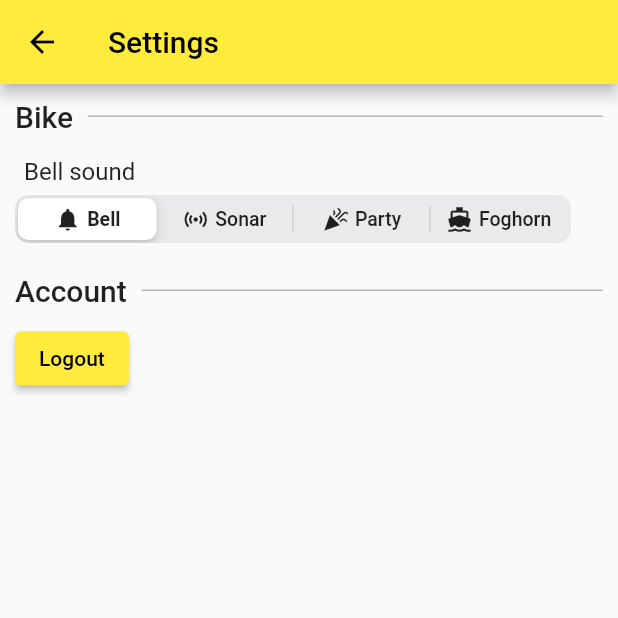
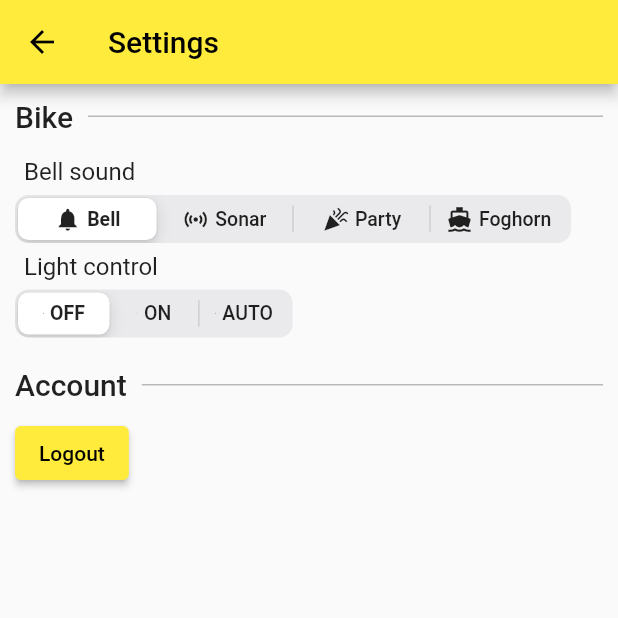
Before and after one commit to mjarkk/vanmoof-web-controller, a Flutter app: the Settings screen opened directly with empty values, on a phone screen of 412 x 824 dp, the top half of it. Run offline on Flutter 3.47's test engine with Material 2 defaults, Android fonts, the phone set to English and light mode, and no system bars; drawn by our look-alikes of modal_bottom_sheet; our stand-ins replace dio, email_validator, flutter_blue_plus, flutter_secure_storage, hex, hive and 1 more; missing offline and left inert: animated_fractionally_sized_box, pointycastle; accounts and stored records are empty.

Commit message:
Why don't you work... :!

```diff
--- a/app/lib/bike/bike.dart
+++ b/app/lib/bike/bike.dart
@@ -19,7 +19,8 @@ class Bike {
         lock = BikeLockState(),
         battery = BikeBatteryState(),
         info = BikeInfo(),
-        bell = BikeBellState();
+        bell = BikeBellState(),
+        light = BikeLightState();
 
   @HiveField(0)
   final int id;
@@ -49,6 +50,7 @@ class Bike {
   final BikeBatteryState battery;
   final BikeInfo info;
   final BikeBellState bell;
+  final BikeLightState light;
 
   List<String> get bluetoothName {
     final bleNameSuffix = macAddress.replaceAll(':', '');
@@ -92,6 +94,7 @@ abstract class BikeConnection {
   Future<SpeedLimit> setSpeedLimit(SpeedLimit speedLimit);
   Future<PowerLevel> setPowerLvl(PowerLevel lvl);
   Future<BellSound> setBellSound(BellSound sound);
+  Future<LightState> setLightState(LightState state);
   Future<void> unlock();
 }
 
@@ -100,6 +103,8 @@ enum SpeedLimit { jp, eu, us, noLimit }
 enum PowerLevel { off, first, second, third, fourth, max }
 
 enum BellSound { bell, sonar, party, foghorn }
+
+enum LightState { off, on, auto }
 
 List<SpeedLimit> speedLimits(bool debugPowerLevelAvailable) {
   final resp = [
@@ -152,9 +157,24 @@ Map<BellSound, String> bellSoundsToString = {
   BellSound.foghorn: 'Foghorn',
 };
 
+Map<LightState, String> lightStatesToString = {
+  LightState.off: 'OFF',
+  LightState.on: 'ON',
+  LightState.auto: 'AUTO',
+};
+
 IconData bellIcon(BellSound sound) => <BellSound, IconData>{
       BellSound.bell: Icons.notifications,
       BellSound.sonar: Icons.sensors,
       BellSound.party: Icons.celebration,
       BellSound.foghorn: Icons.directions_boat,
     }[sound]!;
+
+IconData lightIcon(LightState state) => <LightState, IconData>{
+      // LightState.off: Icons.lightbulb_outline,
+      // LightState.on: Icons.lightbulb_on,
+      // LightState.auto: Icons.lightbulb_outline,
+      LightState.off: Icons.notifications,
+      LightState.on: Icons.sensors,
+      LightState.auto: Icons.celebration,
+    }[state]!;
--- a/app/lib/bike/dummy.dart
+++ b/app/lib/bike/dummy.dart
@@ -27,4 +27,10 @@ class DummyBikeConnection implements BikeConnection {
     bike.bell.bellSound = sound;
     return sound;
   }
+
+  @override
+  Future<LightState> setLightState(LightState state) async {
+    bike.light.lightState = state;
+    return state;
+  }
 }
--- a/app/lib/bike/models.dart
+++ b/app/lib/bike/models.dart
@@ -74,6 +74,15 @@ class BikeBellState extends ChangeNotifier {
   }
 }
 
+class BikeLightState extends ChangeNotifier {
+  LightState _lightState = LightState.off;
+  LightState get lightState => _lightState;
+  set lightState(LightState value) {
+    _lightState = value;
+    notifyListeners();
+  }
+}
+
 class BikeInfo extends ChangeNotifier {
   List<int> _version = [1, 8, 0];
   List<int> get version => _version;
--- a/app/lib/bike/real.dart
+++ b/app/lib/bike/real.dart
@@ -289,6 +289,27 @@ class RealBikeConnection implements BikeConnection {
     bike.bell.bellSound = parsedSound;
     return parsedSound;
   }
+
+  @override
+  Future<LightState> setLightState(LightState state) async {
+    final asNr = {
+      LightState.off: 0x0,
+      LightState.on: 0x1,
+      LightState.auto: 0x2,
+    }[state]!;
+
+    await bltWriteEncrypted(lightMode!, [asNr, 0x1]);
+
+    return await bltReadLightState();
+  }
+
+  Future<LightState> bltReadLightState() async {
+    final value = await bltReadAndDecrypt(lightMode!);
+    final parsedState = _lightStateToEnum(value.isEmpty ? 0x0 : value[0]);
+    bike.light.lightState = parsedState;
+    return parsedState;
+  }
+
 }
 
 SpeedLimit _speedLimitToEnum(int nr) =>
@@ -317,3 +338,11 @@ BellSound _bellSoundToEnum(int nr) =>
       0x18: BellSound.foghorn,
     }[nr] ??
     BellSound.sonar;
+
+LightState _lightStateToEnum(int nr) =>
+    {
+      0x0: LightState.off,
+      0x1: LightState.on,
+      0x2: LightState.auto,
+    }[nr] ??
+    LightState.off;
--- a/app/lib/routes/settings.dart
+++ b/app/lib/routes/settings.dart
@@ -51,6 +51,7 @@ class Settings extends StatelessWidget {
                   title: 'Bike',
                   children: [
                     BellSoundControl(bike),
+                    LightStateControl(bike),
                   ],
                 ),
                 _Section(
@@ -106,6 +107,54 @@ class BellSoundControl extends StatelessWidget {
                       child: Icon(
                         bellIcon(key),
                         size: 18,
+                      ),
+                    ),
+                    Text(value)
+                  ],
+                ),
+              )),
+        ),
+      ],
+    );
+  }
+}
+
+class LightStateControl extends StatelessWidget {
+  const LightStateControl(this.bike, {super.key});
+
+  final Bike bike;
+
+  mightSetNewLightState(LightState? value) {
+    if (value != null) bike.connection?.setLightState(value);
+  }
+
+  @override
+  Widget build(BuildContext context) {
+    final lightState = context.watch<BikeLightState>();
+
+    return Column(
+      crossAxisAlignment: CrossAxisAlignment.start,
+      children: [
+        const Padding(
+          padding: EdgeInsets.all(6),
+          child: Text(
+            'Light control',
+            style: TextStyle(fontSize: 16),
+          ),
+        ),
+        CupertinoSlidingSegmentedControl(
+          onValueChanged: mightSetNewLightState,
+          groupValue: lightState.lightState,
+          children: lightStatesToString.map((key, value) => MapEntry(
+                key,
+                Row(
+                  mainAxisAlignment: MainAxisAlignment.center,
+                  children: [
+                    Padding(
+                      padding: const EdgeInsets.only(right: 4),
+                      child: Icon(
+                        lightIcon(key),
+                        size: 1,
                       ),
                     ),
                     Text(value)
```
Also changed, not shown: 1 other file.
